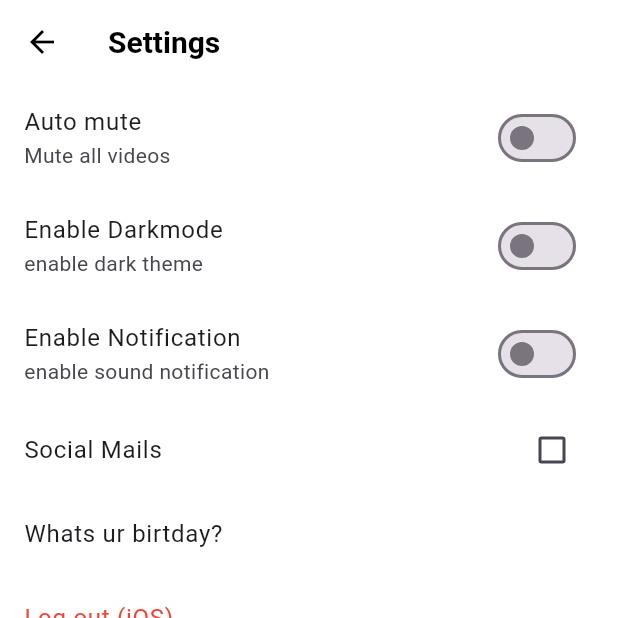
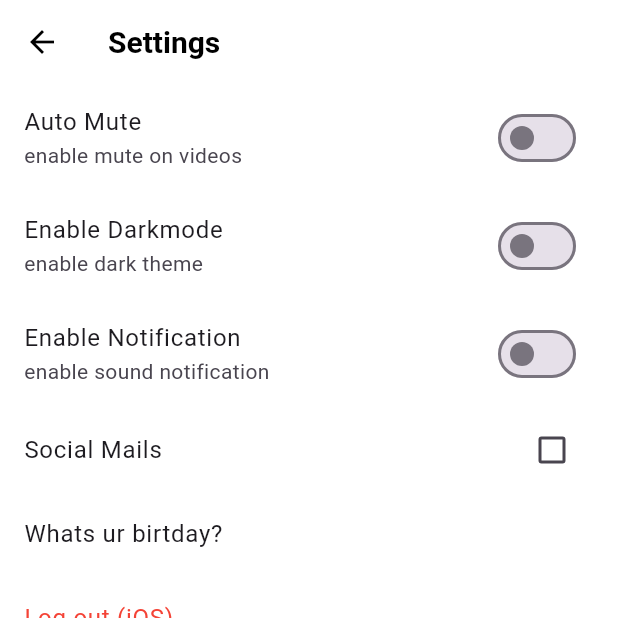
Before and after one commit to Abdul-lembariti/tiktok_clone, a Flutter app: the ProfileScreen screen opened directly, after a tap on an icon or button, on a phone screen of 412 x 824 dp, the top half of it. Run offline on Flutter 3.47's test engine with Material 3 defaults, Android fonts, the phone set to English and light mode, and no system bars; our stand-ins replace camera, font_awesome_flutter, gallery_saver, go_router, image_picker, permission_handler and 2 more; network calls fail.

```diff
--- a/lib/common/widgets/video_config/video_config.dart
+++ b/lib/common/widgets/video_config/video_config.dart
@@ -1,5 +1,18 @@
 import 'package:flutter/material.dart';
 
-final videoConfig = ValueNotifier(false);
+final themeConfig = ValueNotifier(false);
 
-final themeConfig = ValueNotifier(false);
+class VideoConfig extends ChangeNotifier {
+  bool isMuted = false;
+  bool isAutoPlay = false;
+
+  void toogleIsMuted() {
+    isMuted = !isMuted;
+    notifyListeners();
+  }
+
+  void toogleAutoPlay() {
+    isAutoPlay = !isAutoPlay;
+    notifyListeners();
+  }
+}
--- a/lib/features/settings/settings_screen.dart
+++ b/lib/features/settings/settings_screen.dart
@@ -1,7 +1,7 @@
 import 'package:flutter/cupertino.dart';
 import 'package:flutter/foundation.dart';
 import 'package:flutter/material.dart';
-import 'package:flutter/widgets.dart';
+import 'package:provider/provider.dart';
 import 'package:tiktok_clone/common/widgets/video_config/video_config.dart';
 
 class SettingsScreen extends StatefulWidget {
@@ -32,16 +32,11 @@ class _SettingsScreenState extends State<SettingsScreen> {
         ),
         body: ListView(
           children: [
-            AnimatedBuilder(
-              animation: videoConfig,
-              builder: (context, child) => SwitchListTile.adaptive(
-                value: videoConfig.value,
-                onChanged: (value) {
-                  videoConfig.value = !videoConfig.value;
-                },
-                title: const Text('Auto mute'),
-                subtitle: const Text('Mute all videos'),
-              ),
+            SwitchListTile.adaptive(
+              value: context.watch<VideoConfig>().isMuted,
+              onChanged: (value) => context.read<VideoConfig>().toogleIsMuted(),
+              title: const Text('Auto Mute'),
+              subtitle: const Text('enable mute on videos '),
             ),
             ValueListenableBuilder(
               valueListenable: themeConfig,
--- a/pubspec.yaml
+++ b/pubspec.yaml
@@ -55,6 +55,8 @@ dependencies:
 
   image_picker: 0.8.6+1
 
+  provider: 6.0.5
+
 dev_dependencies:
   flutter_test:
     sdk: flutter
```
Also changed, not shown: lib/features/videos/widget/video_post.dart (+3 -10 lines), lib/main.dart (+9 -1 lines), pubspec.lock.
